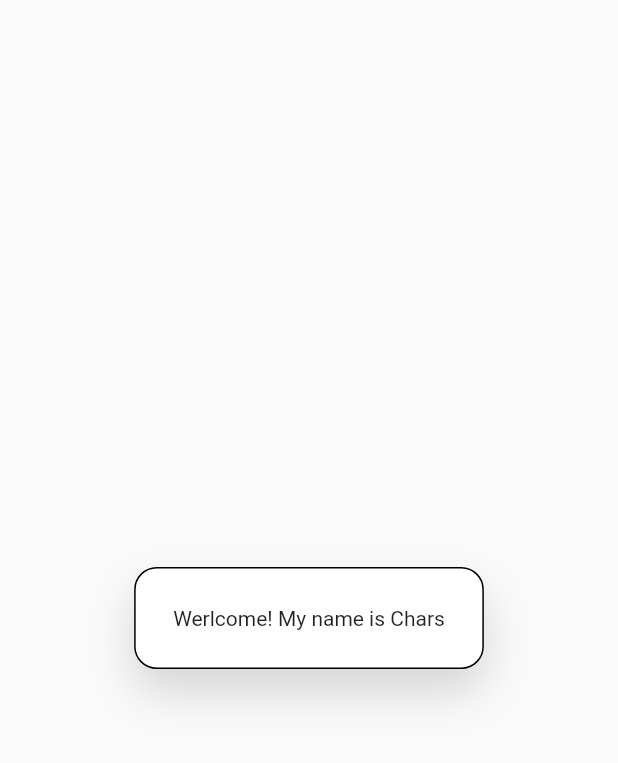
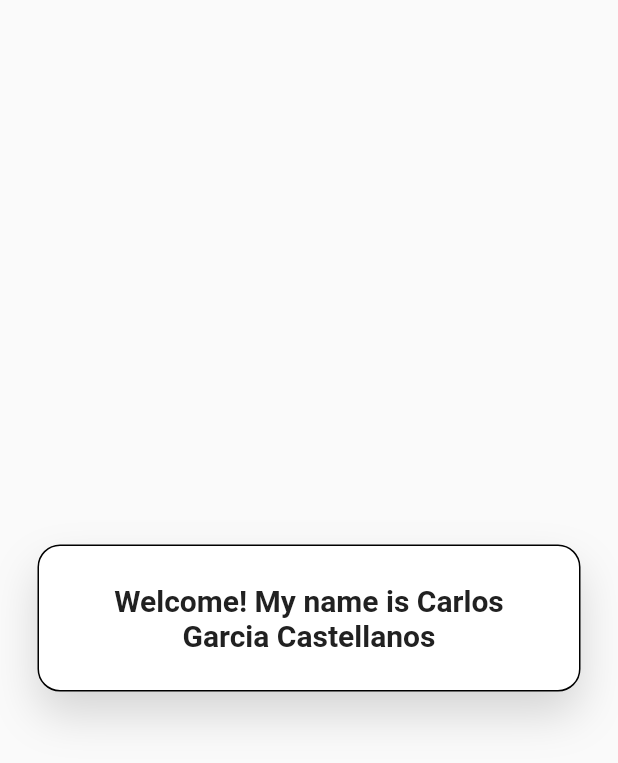
Before and after one commit to chars32/flutter_sideguide, a Flutter app: the screen it shows after launch, on a phone screen of 412 x 824 dp. Shown: the top 763 px of the screen. Run offline on Flutter 3.47's test engine with Material 2 defaults, Android fonts, the light colour scheme and no system bars.

Commit message:
5. Changing text styles

```diff
--- a/4.Your first Flutter app/5.Portfolio/my_portfolio/lib/pages/home_page.dart
+++ b/4.Your first Flutter app/5.Portfolio/my_portfolio/lib/pages/home_page.dart
@@ -8,6 +8,7 @@ class HomePage extends StatelessWidget {
     return Scaffold(
       body: Center(
         child: Container(
+          margin: const EdgeInsets.all(25.00),
           padding: const EdgeInsets.all(25.0),
           decoration: BoxDecoration(
               color: Colors.white,
@@ -15,13 +16,19 @@ class HomePage extends StatelessWidget {
                 BoxShadow(
                     color: Colors.black.withOpacity(0.15),
                     offset: const Offset(0, 15),
-                blurRadius: 25
-              )
+                    blurRadius: 25)
               ],
               border: Border.all(color: Colors.black, width: 1),
-            borderRadius: BorderRadius.circular(15.0)
+              borderRadius: BorderRadius.circular(15.0)),
+          child: Text(
+            "Welcome! My name is Carlos Garcia Castellanos",
+            textAlign: TextAlign.center,
+            style: TextStyle(
+              color: Colors.grey.shade900,
+              fontSize: 20,
+              fontWeight: FontWeight.bold
             ),
-          child: const Text("Werlcome! My name is Chars"),
+          ),
         ),
       ),
     );
```
Lines whose indentation alone changed are shown as unchanged.
